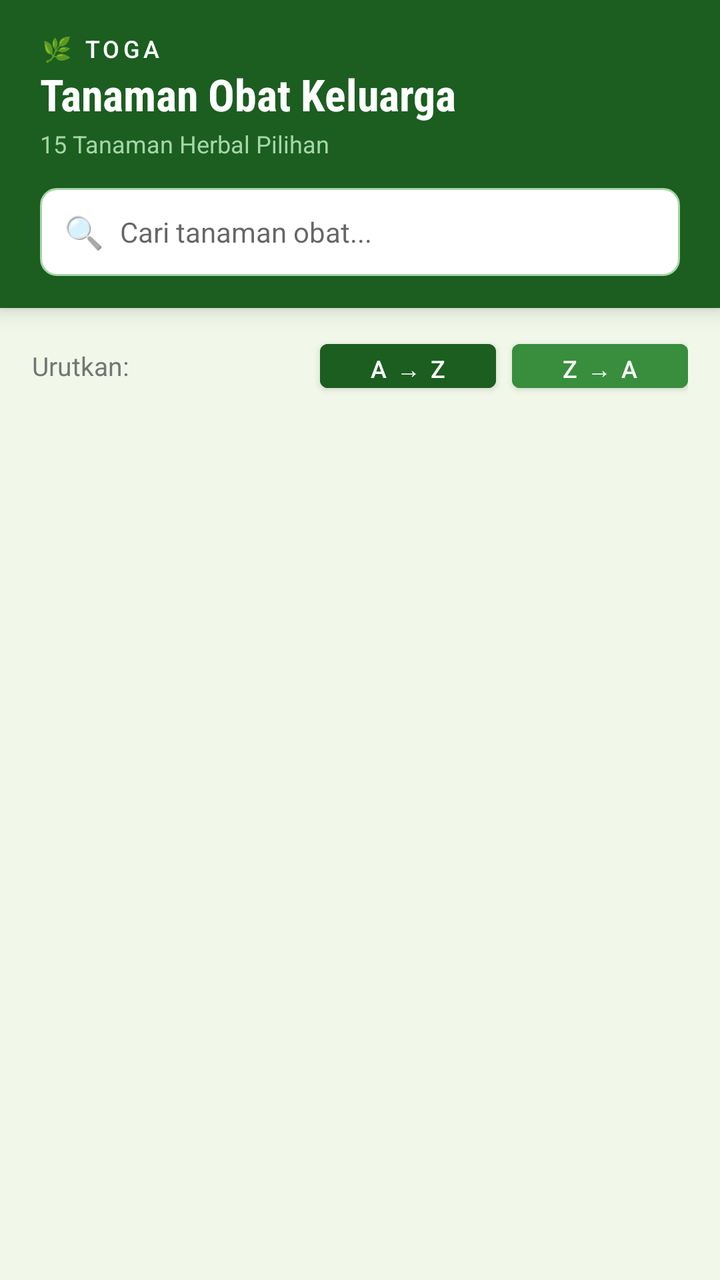
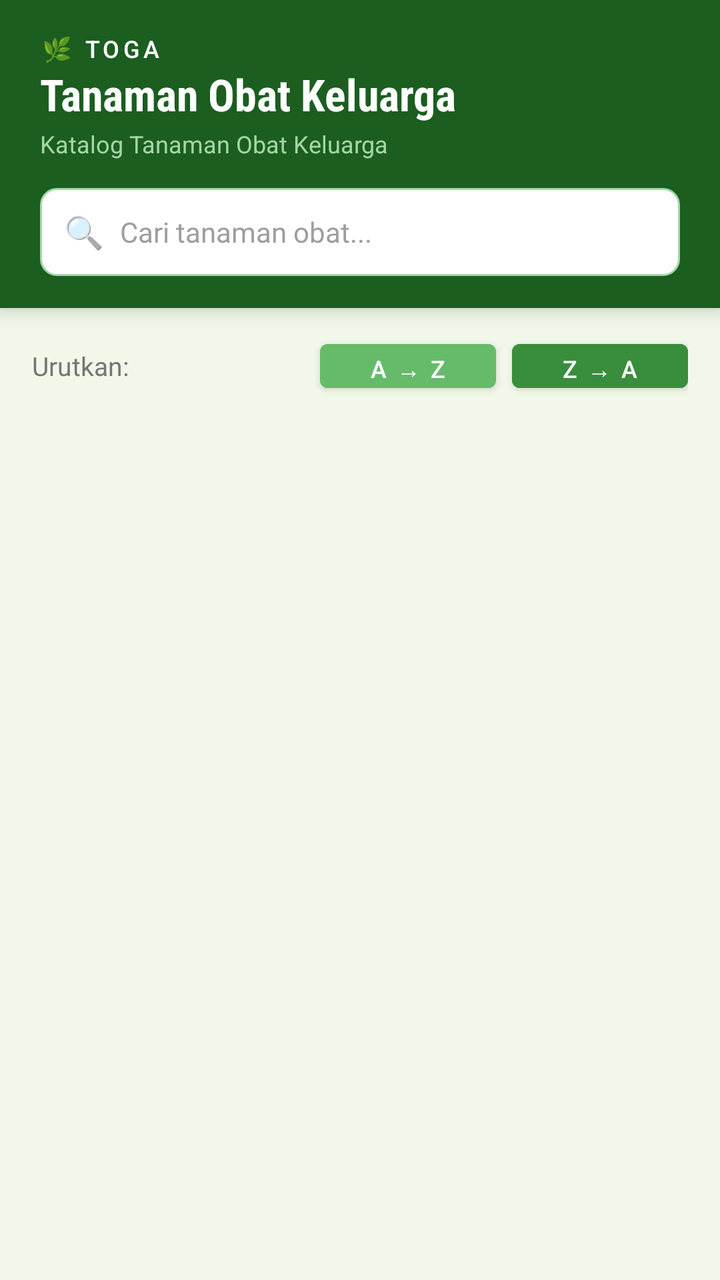

Screens rendered from an Android XML layout before and after an edit, with the pre-edit source and the edit as a unified diff.
<!-- AndroidManifest.xml: activity theme Theme.TOGA -->
<!-- res/layout/activity_main.xml -->
<?xml version="1.0" encoding="utf-8"?>
<LinearLayout xmlns:android="http://schemas.android.com/apk/res/android"
    xmlns:app="http://schemas.android.com/apk/res-auto"
    android:layout_width="match_parent"
    android:layout_height="match_parent"
    android:orientation="vertical"
    android:background="@color/bg_primary">

    <LinearLayout
        android:layout_width="match_parent"
        android:layout_height="wrap_content"
        android:orientation="vertical"
        android:background="@color/green_dark"
        android:paddingTop="16dp"
        android:paddingBottom="16dp"
        android:paddingStart="20dp"
        android:paddingEnd="20dp"
        android:elevation="6dp">

        <TextView
            android:layout_width="wrap_content"
            android:layout_height="wrap_content"
            android:text="🌿 TOGA"
            android:textColor="@color/white"
            android:textSize="12sp"
            android:letterSpacing="0.15"
            android:fontFamily="sans-serif-medium" />

        <TextView
            android:layout_width="wrap_content"
            android:layout_height="wrap_content"
            android:text="Tanaman Obat Keluarga"
            android:textColor="@color/white"
            android:textSize="22sp"
            android:textStyle="bold"
            android:fontFamily="sans-serif-condensed" />

        <TextView
            android:layout_width="wrap_content"
            android:layout_height="wrap_content"
            android:text="15 Tanaman Herbal Pilihan"
            android:textColor="@color/green_light"
            android:textSize="12sp"
            android:layout_marginTop="2dp" />

        <LinearLayout
            android:layout_width="match_parent"
            android:layout_height="44dp"
            android:layout_marginTop="14dp"
            android:background="@drawable/bg_search"
            android:orientation="horizontal"
            android:gravity="center_vertical"
            android:paddingStart="12dp"
            android:paddingEnd="12dp">

            <TextView
                android:layout_width="wrap_content"
                android:layout_height="wrap_content"
                android:text="🔍"
                android:textSize="16sp" />

            <EditText
                android:id="@+id/etCari"
                android:layout_width="0dp"
                android:layout_height="match_parent"
                android:layout_weight="1"
                android:background="@null"
                android:hint="Cari tanaman obat..."
                android:hintTextColor="@color/hint_color"
                android:textColor="@color/text_dark"
                android:textSize="14sp"
                android:paddingStart="8dp"
                android:inputType="text"
                android:imeOptions="actionSearch"
                android:singleLine="true" />

        </LinearLayout>
    </LinearLayout>

    <LinearLayout
        android:layout_width="match_parent"
        android:layout_height="wrap_content"
        android:orientation="horizontal"
        android:paddingStart="16dp"
        android:paddingEnd="16dp"
        android:paddingTop="12dp"
        android:paddingBottom="8dp"
        android:gravity="center_vertical">

        <TextView
            android:layout_width="0dp"
            android:layout_height="wrap_content"
            android:layout_weight="1"
            android:text="Urutkan:"
            android:textColor="@color/text_secondary"
            android:textSize="13sp" />

        <Button
            android:id="@+id/btnSortAZ"
            android:layout_width="wrap_content"
            android:layout_height="34dp"
            android:text="A → Z"
            android:textSize="12sp"
            android:paddingStart="12dp"
            android:paddingEnd="12dp"
            android:backgroundTint="@color/green_dark"
            android:textColor="@color/white"
            android:layout_marginEnd="8dp"
            style="@style/Widget.MaterialComponents.Button" />

        <Button
            android:id="@+id/btnSortZA"
            android:layout_width="wrap_content"
            android:layout_height="34dp"
            android:text="Z → A"
            android:textSize="12sp"
            android:paddingStart="12dp"
            android:paddingEnd="12dp"
            android:backgroundTint="@color/green_medium"
            android:textColor="@color/white"
            style="@style/Widget.MaterialComponents.Button" />

    </LinearLayout>

    <androidx.recyclerview.widget.RecyclerView
        android:id="@+id/rvTanaman"
        android:layout_width="match_parent"
        android:layout_height="0dp"
        android:layout_weight="1"
        android:paddingStart="12dp"
        android:paddingEnd="12dp"
        android:paddingBottom="12dp"
        android:clipToPadding="false"
        android:scrollbars="vertical" />

</LinearLayout>
<!-- resources referenced by this layout -->
<resources>
  <color name="bg_primary">#F1F8E9</color>
  <color name="green_dark">#1B5E20</color>
  <color name="green_light">#A5D6A7</color>
  <color name="green_medium">#388E3C</color>
  <color name="hint_color">#9E9E9E</color>
  <color name="text_dark">#212121</color>
  <color name="text_secondary">#757575</color>
  <color name="white">#FFFFFF</color>
  <!-- drawable bg_search (drawable) -->
  <?xml version="1.0" encoding="utf-8"?>
  <shape xmlns:android="http://schemas.android.com/apk/res/android"
      android:shape="rectangle">
      <solid android:color="@color/white" />
      <corners android:radius="8dp" />
      <stroke
          android:width="1dp"
          android:color="@color/green_light" />
  </shape>
  <style name="Theme.TOGA" parent="Theme.MaterialComponents.DayNight.DarkActionBar">
          <item name="colorPrimary">@color/green_dark</item>
          <item name="colorPrimaryVariant">@color/green_medium</item>
          <item name="colorOnPrimary">@color/white</item>
          <item name="colorSecondary">@color/green_accent</item>
          <item name="colorSecondaryVariant">@color/green_light</item>
          <item name="colorOnSecondary">@color/white</item>
          <item name="android:statusBarColor" tools:targetApi="l">@color/green_dark</item>
  
          <item name="windowActionBar">false</item>
          <item name="windowNoTitle">true</item>
      </style>
  <color name="green_accent">#66BB6A</color>
</resources>

<!-- the commit's change to res/layout/activity_main.xml (unified diff, before → after) -->
@@ -4,7 +4,8 @@
     android:layout_width="match_parent"
     android:layout_height="match_parent"
     android:orientation="vertical"
-    android:background="@color/bg_primary">
+    android:background="@color/bg_primary"
+    android:fitsSystemWindows="true">
 
     <LinearLayout
         android:layout_width="match_parent"
@@ -38,7 +39,7 @@
         <TextView
             android:layout_width="wrap_content"
             android:layout_height="wrap_content"
-            android:text="15 Tanaman Herbal Pilihan"
+            android:text="Katalog Tanaman Obat Keluarga"
             android:textColor="@color/green_light"
             android:textSize="12sp"
             android:layout_marginTop="2dp" />
@@ -66,7 +67,7 @@
                 android:layout_weight="1"
                 android:background="@null"
                 android:hint="Cari tanaman obat..."
-                android:hintTextColor="@color/hint_color"
+                android:textColorHint="@color/hint_color"
                 android:textColor="@color/text_dark"
                 android:textSize="14sp"
                 android:paddingStart="8dp"
@@ -103,7 +104,7 @@
             android:textSize="12sp"
             android:paddingStart="12dp"
             android:paddingEnd="12dp"
-            android:backgroundTint="@color/green_dark"
+            android:backgroundTint="@color/green_accent"
             android:textColor="@color/white"
             android:layout_marginEnd="8dp"
             style="@style/Widget.MaterialComponents.Button" />
